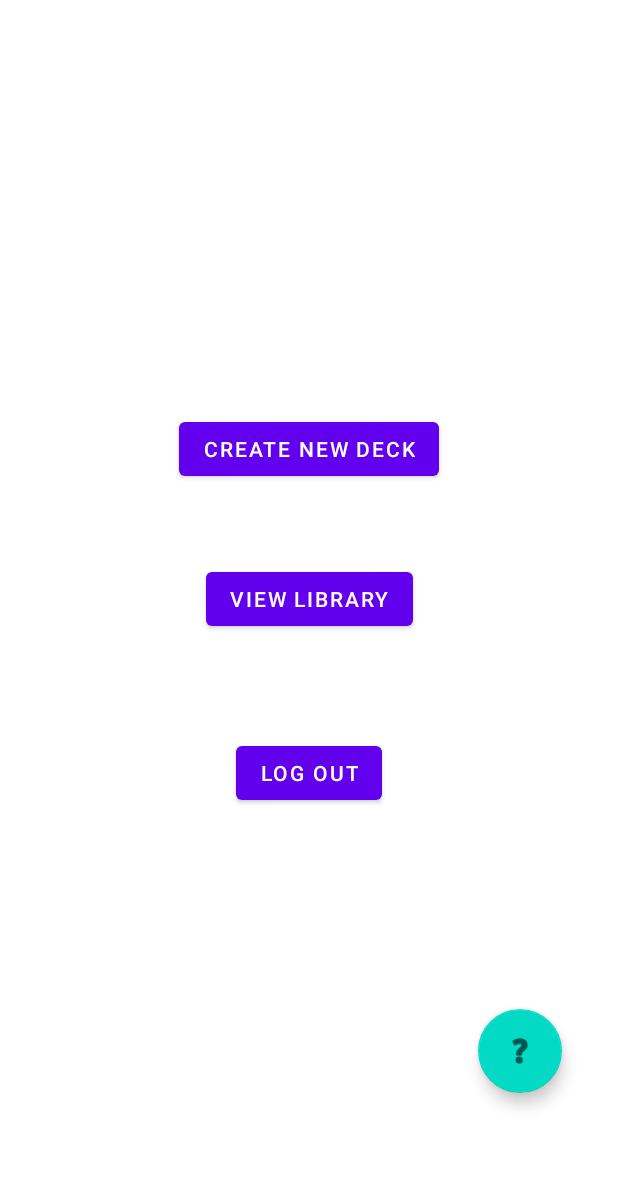
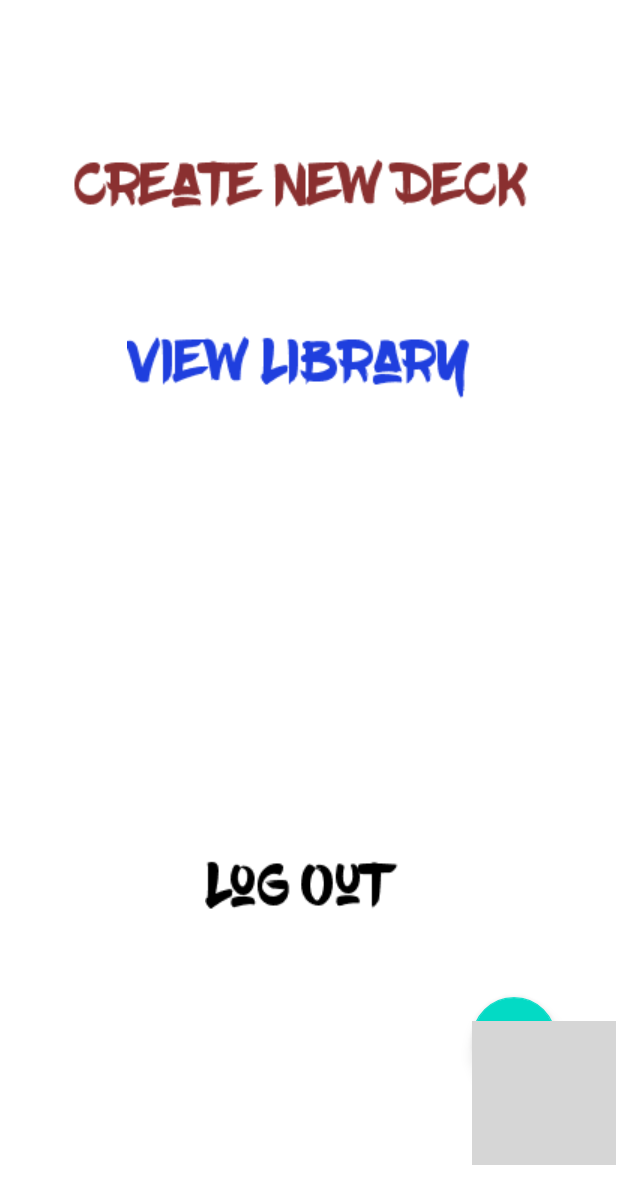
Before and after one commit to akinolajaye/androidapp, an Android app: the LandingScreen screen opened through its navigation route, on a phone screen of 412 x 824 dp. Shown: the top 1204 px of the screen. Run offline under Robolectric (Android 15) with nearby library versions, the phone set to English and light mode, and no system bars; our stand-ins replace Firebase (no records; nobody signed in at launch, a user with empty details on screens opened directly); grey boxes are pictures that could not be loaded.

Commit message:
cleaned landing

```diff
--- a/gamepark/app/src/main/java/com/example/gamepark/LandingScreen.java
+++ b/gamepark/app/src/main/java/com/example/gamepark/LandingScreen.java
@@ -3,6 +3,7 @@ package com.example.gamepark;
 import android.content.Context;
 import android.content.Intent;
 import android.content.SharedPreferences;
+import android.os.Build;
 import android.os.Bundle;
 
 import androidx.annotation.NonNull;
@@ -18,6 +19,7 @@ import android.view.View;
 import android.view.ViewGroup;
 import android.webkit.WebView;
 import android.widget.Button;
+import android.widget.ImageView;
 import android.widget.Toast;
 
 import com.google.android.material.floatingactionbutton.FloatingActionButton;
@@ -46,10 +48,10 @@ public class LandingScreen extends Fragment {
     @Override
     public void onViewCreated(@NonNull View view, @Nullable Bundle savedInstanceState) {
         super.onViewCreated(view, savedInstanceState);
-        Log.d("TAG", Environment.getExternalStorageDirectory().getAbsolutePath());
+        Log.d("TAG", Integer.toString(Build.VERSION.SDK_INT));
         NavController navController=Navigation.findNavController(view);
 
-        Button start=view.findViewById(R.id.new_deck_btn);
+        ImageView start=view.findViewById(R.id.new_deck_img);
         start.setOnClickListener( new View.OnClickListener() {
             @Override
             public void onClick(View view) {
@@ -59,7 +61,7 @@ public class LandingScreen extends Fragment {
             }
         });
 
-        Button view_lib=view.findViewById(R.id.view_lib_btn);
+        ImageView view_lib=view.findViewById(R.id.view_lib_img);
         view_lib.setOnClickListener(new View.OnClickListener() {
             @Override
             public void onClick(View view) {
@@ -68,7 +70,7 @@ public class LandingScreen extends Fragment {
             }
         });
 
-        Button logout=view.findViewById(R.id.logout_btn);
+        ImageView logout=view.findViewById(R.id.logout_img);
         logout.setOnClickListener(new View.OnClickListener() {
             @Override
             public void onClick(View view) {
--- a/gamepark/app/src/main/java/com/example/gamepark/StartScreen.java
+++ b/gamepark/app/src/main/java/com/example/gamepark/StartScreen.java
@@ -15,6 +15,7 @@ import android.view.LayoutInflater;
 import android.view.View;
 import android.view.ViewGroup;
 import android.widget.Button;
+import android.widget.ImageView;
 
 
 public class StartScreen extends Fragment {
@@ -36,16 +37,17 @@ public class StartScreen extends Fragment {
     @Override
     public void onViewCreated(@NonNull View view, @Nullable Bundle savedInstanceState) {
         super.onViewCreated(view, savedInstanceState);
-        new PlayBackSound(getContext(),R.raw.zelda);
+        new PlayBackSound(getContext(),R.raw.zelda);//play background music for the game
 
         NavController navController=Navigation.findNavController(view);
 
-        Button start=view.findViewById(R.id.start_btn);
+
+        ImageView start=view.findViewById(R.id.start_img);
         start.setOnClickListener( new View.OnClickListener() {
             @Override
             public void onClick(View view) {
 
-                navController.navigate((R.id.action_startScreen_to_landingScreen));
+                navController.navigate((R.id.action_startScreen_to_landingScreen));//press start to go to landing screen
 
             }
         });
--- a/gamepark/app/src/main/res/layout/fragment_landing_screen.xml
+++ b/gamepark/app/src/main/res/layout/fragment_landing_screen.xml
@@ -3,55 +3,63 @@
     xmlns:tools="http://schemas.android.com/tools"
     android:layout_width="match_parent"
     android:layout_height="match_parent"
-    tools:context=".LandingScreen">
+    tools:context=".LandingScreen"
+    >
 
 
-    <Button
-        android:id="@+id/new_deck_btn"
+    <ImageView
+        android:id="@+id/imageView2"
         android:layout_width="wrap_content"
         android:layout_height="wrap_content"
-        android:layout_marginStart="158dp"
-        android:layout_marginTop="228dp"
-        android:layout_marginEnd="159dp"
-        android:text="@string/new_deck_lbl"
+        android:src="@drawable/landing_vs"
+        app:layout_constraintBottom_toBottomOf="parent"
         app:layout_constraintEnd_toEndOf="parent"
-        app:layout_constraintHorizontal_bias="0.493"
+        app:layout_constraintHorizontal_bias="1.0"
         app:layout_constraintStart_toStartOf="parent"
-        app:layout_constraintTop_toTopOf="parent" />
-
-    <Button
-        android:id="@+id/view_lib_btn"
-        android:layout_width="wrap_content"
-        android:layout_height="wrap_content"
-        android:layout_marginStart="169dp"
-        android:layout_marginTop="52dp"
-        android:layout_marginEnd="148dp"
-        android:text="@string/view_lib_lbl"
-        app:layout_constraintEnd_toEndOf="parent"
-        app:layout_constraintHorizontal_bias="0.739"
-        app:layout_constraintStart_toStartOf="parent"
-        app:layout_constraintTop_toBottomOf="@+id/new_deck_btn" />
-
-    <Button
-        android:id="@+id/logout_btn"
-        android:layout_width="wrap_content"
-        android:layout_height="wrap_content"
-        android:layout_marginTop="68dp"
-        android:text="Log Out"
-        app:layout_constraintEnd_toEndOf="parent"
-        app:layout_constraintStart_toStartOf="parent"
-        app:layout_constraintTop_toBottomOf="@+id/view_lib_btn"
-        />
+        app:layout_constraintTop_toTopOf="parent"
+        app:layout_constraintVertical_bias="1.0" />
 
     <com.google.android.material.floatingactionbutton.FloatingActionButton
         android:id="@+id/userguide"
         android:layout_width="wrap_content"
         android:layout_height="wrap_content"
-        android:layout_marginEnd="36dp"
-        android:layout_marginBottom="48dp"
+        android:layout_marginEnd="40dp"
+        android:layout_marginBottom="56dp"
         android:clickable="true"
         android:src="@android:drawable/ic_menu_help"
         app:layout_constraintBottom_toBottomOf="parent"
         app:layout_constraintEnd_toEndOf="parent"
         tools:ignore="SpeakableTextPresentCheck" />
+
+    <ImageView
+        android:id="@+id/new_deck_img"
+        android:layout_width="wrap_content"
+        android:layout_height="wrap_content"
+        android:layout_marginTop="44dp"
+        android:src="@drawable/newdeck"
+        app:layout_constraintEnd_toEndOf="parent"
+        app:layout_constraintHorizontal_bias="0.495"
+        app:layout_constraintStart_toStartOf="parent"
+        app:layout_constraintTop_toTopOf="parent" />
+
+    <ImageView
+        android:id="@+id/view_lib_img"
+        android:layout_width="wrap_content"
+        android:layout_height="wrap_content"
+        android:layout_marginTop="44dp"
+        android:src="@drawable/viewlib"
+        app:layout_constraintEnd_toEndOf="parent"
+        app:layout_constraintHorizontal_bias="0.497"
+        app:layout_constraintStart_toStartOf="parent"
+        app:layout_constraintTop_toBottomOf="@+id/new_deck_img" />
+
+    <ImageView
+        android:id="@+id/logout_img"
+        android:layout_width="wrap_content"
+        android:layout_height="wrap_content"
+        android:layout_marginBottom="144dp"
+        android:src="@drawable/logout"
+        app:layout_constraintBottom_toBottomOf="@+id/imageView2"
+        app:layout_constraintEnd_toEndOf="parent"
+        app:layout_constraintStart_toStartOf="parent" />
 </androidx.constraintlayout.widget.ConstraintLayout>
--- a/gamepark/app/src/main/res/layout/fragment_start_screen.xml
+++ b/gamepark/app/src/main/res/layout/fragment_start_screen.xml
@@ -17,18 +17,18 @@
         app:layout_constraintEnd_toEndOf="parent"
         app:layout_constraintStart_toStartOf="parent"
         app:layout_constraintTop_toTopOf="parent"
-        app:layout_constraintVertical_bias="0.024" />
+        app:layout_constraintVertical_bias="0.062" />
 
-    <Button
-        android:id="@+id/start_btn"
+    <ImageView
+        android:id="@+id/start_img"
         android:layout_width="wrap_content"
         android:layout_height="wrap_content"
-        android:layout_marginBottom="156dp"
-        android:text="@string/start_btn"
-        app:layout_constraintBottom_toBottomOf="parent"
+        android:layout_marginTop="300dp"
+        android:src="@drawable/start"
         app:layout_constraintEnd_toEndOf="parent"
-        app:layout_constraintHorizontal_bias="0.498"
-        app:layout_constraintStart_toStartOf="parent" />
+        app:layout_constraintHorizontal_bias="0.537"
+        app:layout_constraintStart_toStartOf="parent"
+        app:layout_constraintTop_toBottomOf="@+id/game_title" />
 
 
 </androidx.constraintlayout.widget.ConstraintLayout>
```
Also changed, not shown: gamepark/app/src/main/res/drawable/logout.png (added), gamepark/app/src/main/res/drawable/newdeck.png (added), gamepark/app/src/main/res/drawable/start.png (added), gamepark/app/src/main/res/drawable/viewlib.png (added), 1 other file.
